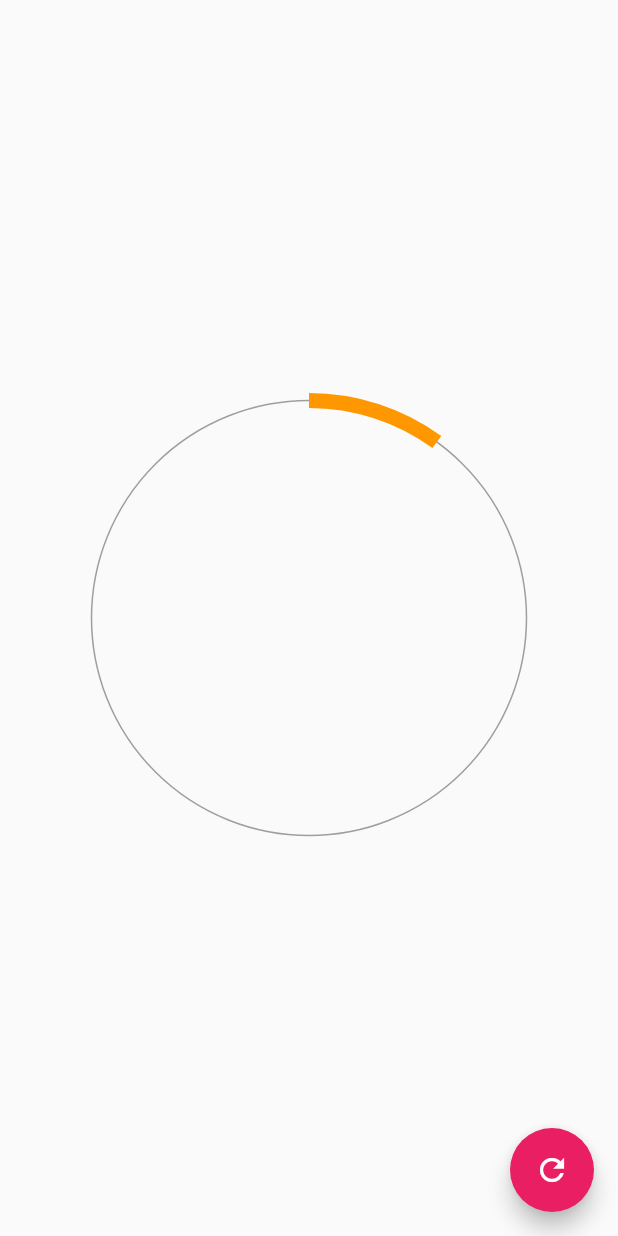
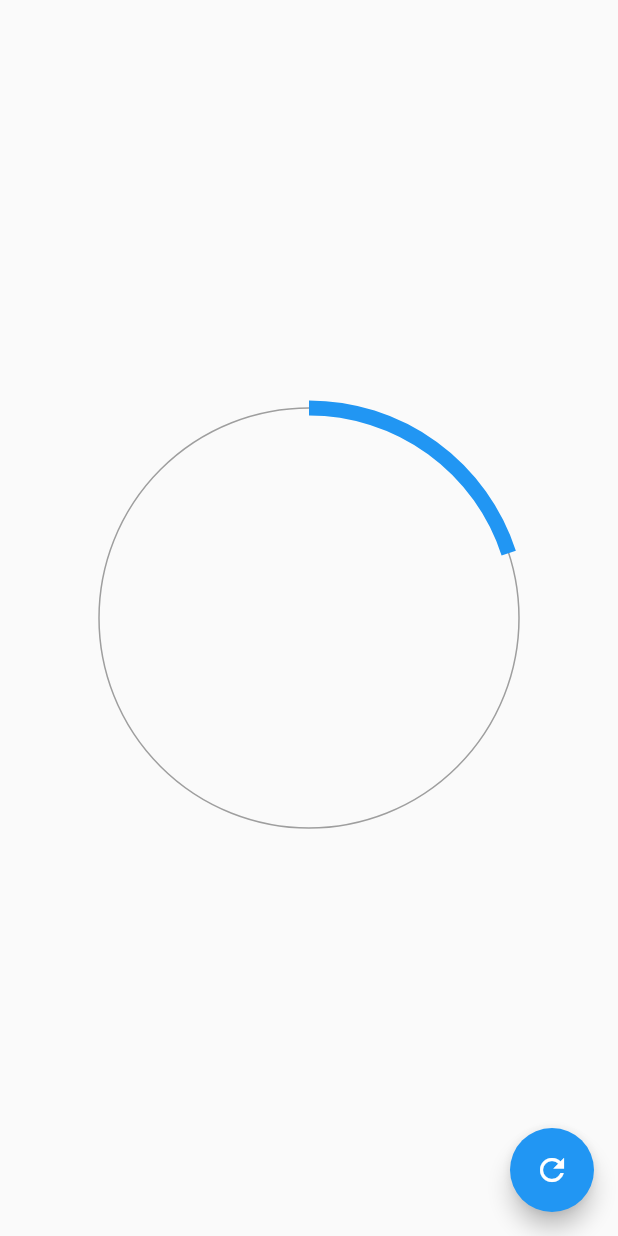
Before and after one commit to VictorHugoAguilar/disenios_animaciones_flutter, a Flutter app: the screen it shows after launch, after a tap on the "refresh" icon, on a phone screen of 412 x 824 dp. Run offline on Flutter 3.47's test engine with Material 2 defaults, Android fonts, the phone set to English and light mode, and no system bars.

Commit message:
Crear el widget reutilizable

```diff
--- a/lib/main.dart
+++ b/lib/main.dart
@@ -1,4 +1,5 @@
-import 'package:app_backgrounds_customs/src/pages/circular_progress_page.dart';
+import 'package:app_backgrounds_customs/src/labs/circular_progress_page.dart';
+import 'package:app_backgrounds_customs/src/pages/graficas_circulares_page.dart';
 import 'package:flutter/material.dart';
 
 void main() {
@@ -12,7 +13,7 @@ class MyApp extends StatelessWidget {
     return MaterialApp(
       debugShowCheckedModeBanner: false,
       title: 'Diseños de BackGrouds',
-      home: CircularProgressPage(),
+      home: GraficasCircularesPage(),
     );
   }
 }
--- a/lib/src/pages/circular_progress_page.dart
+++ b/lib/src/labs/circular_progress_page.dart
@@ -18,7 +18,7 @@ class _CircularProgressPageState extends State<CircularProgressPage>
   void initState() {
     controller = new AnimationController(
       vsync: this,
-      duration: Duration(milliseconds: 1000),
+      duration: Duration(milliseconds: 3000),
     );
 
     controller.addListener(() {
--- /dev/null
+++ b/lib/src/pages/graficas_circulares_page.dart
@@ -0,0 +1,38 @@
+import 'package:flutter/material.dart';
+import 'package:app_backgrounds_customs/src/widgets/radial_progrees.dart';
+
+class GraficasCircularesPage extends StatefulWidget {
+  const GraficasCircularesPage({Key key}) : super(key: key);
+
+  @override
+  _GraficasCircularesageState createState() => _GraficasCircularesageState();
+}
+
+class _GraficasCircularesageState extends State<GraficasCircularesPage> {
+  double porcentaje = 10.0;
+  @override
+  Widget build(BuildContext context) {
+    return Scaffold(
+      floatingActionButton: FloatingActionButton(
+        onPressed: () {
+          setState(() {
+            porcentaje += 10;
+            if (porcentaje > 100) {
+              porcentaje = 0;
+            }
+          });
+        },
+        child: Icon(Icons.refresh),
+      ),
+      body: Center(
+        child: Container(
+          width: 300,
+          height: 300,
+          // color: Colors.purpleAccent,
+          //child: Text('$porcentaje %', style: TextStyle(fontSize: 30.0))
+          child: RadialProgress(porcentaje: porcentaje),
+        ),
+      ),
+    );
+  }
+}
--- /dev/null
+++ b/lib/src/widgets/radial_progrees.dart
@@ -0,0 +1,112 @@
+import 'package:flutter/material.dart';
+import 'dart:math';
+
+class RadialProgress extends StatefulWidget {
+  final double porcentaje;
+  final Color colorPrimario;
+
+  const RadialProgress({
+    @required this.porcentaje,
+    this.colorPrimario = Colors.blue,
+  });
+
+  @override
+  _RadialProgressState createState() => _RadialProgressState();
+}
+
+class _RadialProgressState extends State<RadialProgress>
+    with SingleTickerProviderStateMixin {
+  AnimationController animationController;
+  double porcentajeAnterior;
+
+  @override
+  void initState() {
+    porcentajeAnterior = widget.porcentaje;
+
+    animationController = new AnimationController(
+      vsync: this,
+      duration: Duration(milliseconds: 800),
+    );
+
+    super.initState();
+  }
+
+  @override
+  void dispose() {
+    animationController.dispose();
+    super.dispose();
+  }
+
+  @override
+  Widget build(BuildContext context) {
+    animationController.forward(from: 0);
+    final diferenciaAnimar = widget.porcentaje - porcentajeAnterior;
+    porcentajeAnterior = widget.porcentaje;
+
+    return AnimatedBuilder(
+      animation: animationController,
+      builder: (BuildContext context, Widget child) {
+        return Container(
+          padding: EdgeInsets.all(10),
+          width: double.infinity,
+          height: double.infinity,
+          child: CustomPaint(
+            painter: _MiRadialProgress(
+              (widget.porcentaje - diferenciaAnimar) +
+                  (diferenciaAnimar * animationController.value),
+              widget.colorPrimario,
+            ),
+          ),
+        );
+      },
+    );
+  }
+}
+
+class _MiRadialProgress extends CustomPainter {
+  final double porcentaje;
+  final Color colorPrimario;
+
+  _MiRadialProgress(this.porcentaje, this.colorPrimario);
+
+  @override
+  void paint(Canvas canvas, Size size) {
+    // Circulo completado
+    final paint = new Paint()
+      ..strokeWidth = 1
+      ..color = Colors.grey
+      ..style = PaintingStyle.stroke;
+
+    final Offset center = new Offset(size.width * 0.5, size.height * 0.5);
+    final double radius = min(size.width * 0.5, size.height * 0.5);
+
+    canvas.drawCircle(center, radius, paint);
+
+    // Arco
+    final paintArco = new Paint()
+      ..strokeWidth = 10
+      ..color = colorPrimario
+      ..style = PaintingStyle.stroke;
+
+    // Parte que se ira llenando
+    final double fStartAngle = -pi / 2;
+
+    final double arcAngle = 2 * pi * (porcentaje / 100);
+    final double fSweepAngle = arcAngle;
+
+    final bool fUseCenter = false;
+
+    canvas.drawArc(
+      Rect.fromCircle(center: center, radius: radius),
+      fStartAngle,
+      fSweepAngle,
+      fUseCenter,
+      paintArco,
+    );
+  }
+
+  @override
+  bool shouldRepaint(covariant CustomPainter oldDelegate) {
+    return true;
+  }
+}
```
